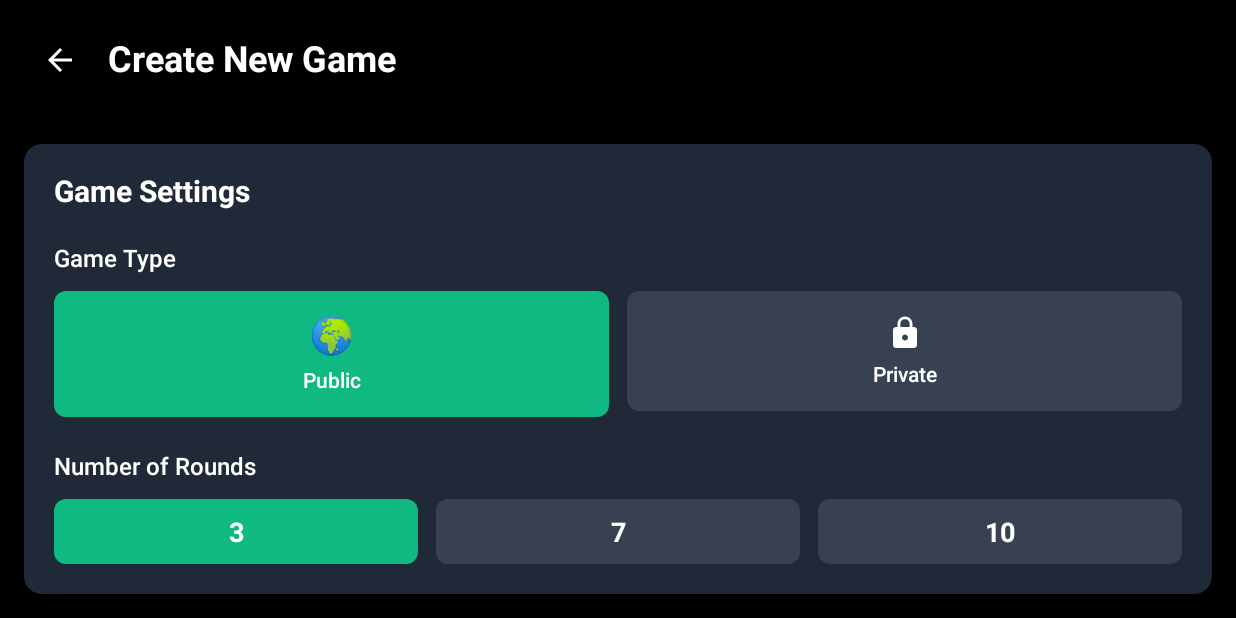
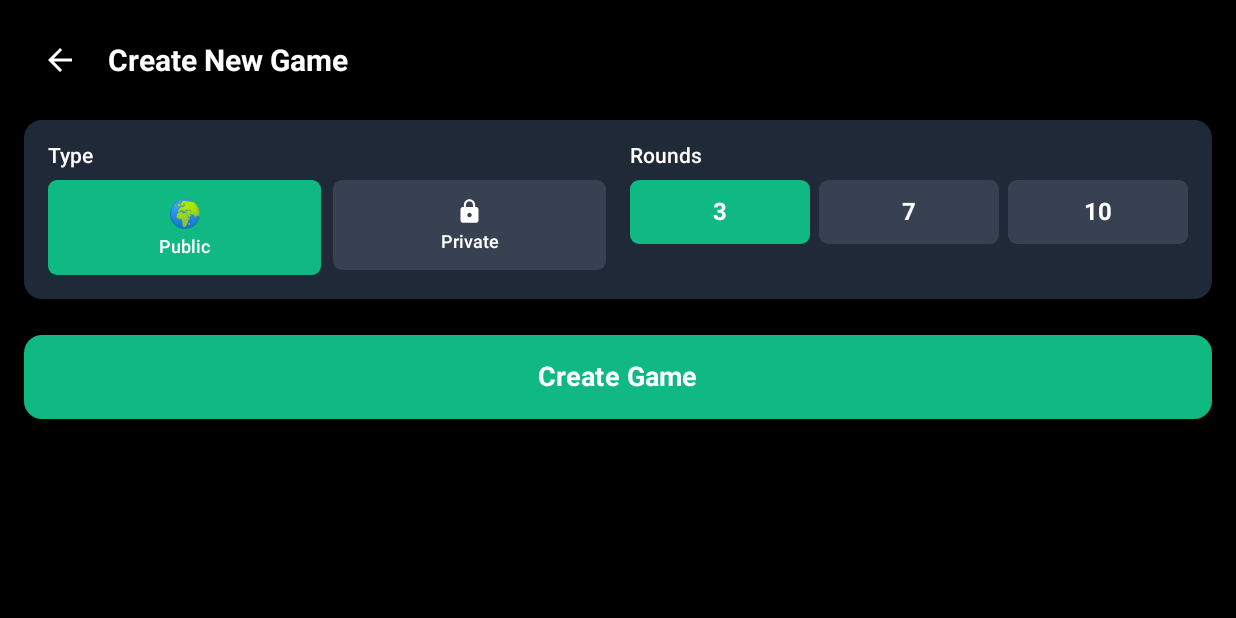
Before and after one commit to jensen2185/WordSlop, an Android app built with Jetpack Compose: the composable WordslopApp shown on its own in the app's theme, after a tap on "CREATE GAME", on a phone screen of 824 x 412 dp (held sideways). Run offline under Robolectric (Android 15) with nearby library versions, the phone set to English and light mode, and no system bars; our stand-ins replace Firebase (no records; nobody signed in at launch, a user with empty details on screens opened directly).

Commit message:
Basic babbler 4.9 fixed game lobby layouts, added emojis

```diff
--- a/app/src/main/java/com/example/babbler/ui/screens/CreateGameScreen.kt
+++ b/app/src/main/java/com/example/babbler/ui/screens/CreateGameScreen.kt
@@ -57,14 +57,14 @@ fun CreateGameScreen(
 
             Text(
                 text = "Create New Game",
-                fontSize = 24.sp,
+                fontSize = 20.sp,
                 fontWeight = FontWeight.Bold,
                 color = Color.White,
                 modifier = Modifier.padding(start = 8.dp)
             )
         }
 
-        Spacer(modifier = Modifier.height(32.dp))
+        Spacer(modifier = Modifier.height(16.dp))
 
         // Game Settings Card
         Card(
@@ -77,29 +77,29 @@ fun CreateGameScreen(
             Column(
                 modifier = Modifier
                     .fillMaxWidth()
-                    .padding(20.dp),
-                verticalArrangement = Arrangement.spacedBy(24.dp)
+                    .padding(16.dp),
+                verticalArrangement = Arrangement.spacedBy(16.dp)
+            ) {
+                // Game Type and Rounds in one row
+                Row(
+                    modifier = Modifier.fillMaxWidth(),
+                    horizontalArrangement = Arrangement.spacedBy(16.dp)
+                ) {
+                    // Game Type Selection (Left side)
+                    Column(
+                        modifier = Modifier.weight(1f)
                     ) {
                         Text(
-                    text = "Game Settings",
-                    fontSize = 20.sp,
-                    fontWeight = FontWeight.Bold,
-                    color = Color.White
-                )
-
-                // Game Type Selection
-                Column {
-                    Text(
-                        text = "Game Type",
-                        fontSize = 16.sp,
+                            text = "Type",
+                            fontSize = 14.sp,
                             fontWeight = FontWeight.Medium,
                             color = Color.White,
-                        modifier = Modifier.padding(bottom = 12.dp)
+                            modifier = Modifier.padding(bottom = 8.dp)
                         )
 
                         Row(
                             modifier = Modifier.fillMaxWidth(),
-                        horizontalArrangement = Arrangement.spacedBy(12.dp)
+                            horizontalArrangement = Arrangement.spacedBy(8.dp)
                         ) {
                             // Public Game Button
                             Card(
@@ -109,23 +109,24 @@ fun CreateGameScreen(
                                 colors = CardDefaults.cardColors(
                                     containerColor = if (isPublic) Color(0xFF10B981) else Color(0xFF374151)
                                 ),
-                            shape = RoundedCornerShape(8.dp)
+                                shape = RoundedCornerShape(6.dp)
                             ) {
                                 Column(
                                     modifier = Modifier
                                         .fillMaxWidth()
-                                    .padding(16.dp),
+                                        .padding(12.dp),
                                     horizontalAlignment = Alignment.CenterHorizontally
                                 ) {
                                     Text(
                                         text = "🌍",
-                                    fontSize = 24.sp
+                                        fontSize = 18.sp
                                     )
-                                Spacer(modifier = Modifier.height(8.dp))
+                                    Spacer(modifier = Modifier.height(4.dp))
                                     Text(
                                         text = "Public",
                                         color = Color.White,
-                                    fontWeight = FontWeight.Medium
+                                        fontWeight = FontWeight.Medium,
+                                        fontSize = 12.sp
                                     )
                                 }
                             }
@@ -138,26 +139,69 @@ fun CreateGameScreen(
                                 colors = CardDefaults.cardColors(
                                     containerColor = if (!isPublic) Color(0xFFFF9800) else Color(0xFF374151)
                                 ),
-                            shape = RoundedCornerShape(8.dp)
+                                shape = RoundedCornerShape(6.dp)
                             ) {
                                 Column(
                                     modifier = Modifier
                                         .fillMaxWidth()
-                                    .padding(16.dp),
+                                        .padding(12.dp),
                                     horizontalAlignment = Alignment.CenterHorizontally
                                 ) {
                                     Icon(
                                         Icons.Default.Lock,
                                         contentDescription = "Private",
                                         tint = Color.White,
-                                    modifier = Modifier.size(24.dp)
+                                        modifier = Modifier.size(18.dp)
                                     )
-                                Spacer(modifier = Modifier.height(8.dp))
+                                    Spacer(modifier = Modifier.height(4.dp))
                                     Text(
                                         text = "Private",
                                         color = Color.White,
-                                    fontWeight = FontWeight.Medium
+                                        fontWeight = FontWeight.Medium,
+                                        fontSize = 12.sp
                                     )
+                                }
+                            }
+                        }
+                    }
+
+                    // Number of Rounds (Right side)
+                    Column(
+                        modifier = Modifier.weight(1f)
+                    ) {
+                        Text(
+                            text = "Rounds",
+                            fontSize = 14.sp,
+                            fontWeight = FontWeight.Medium,
+                            color = Color.White,
+                            modifier = Modifier.padding(bottom = 8.dp)
+                        )
+
+                        Row(
+                            modifier = Modifier.fillMaxWidth(),
+                            horizontalArrangement = Arrangement.spacedBy(6.dp)
+                        ) {
+                            listOf(3, 7, 10).forEach { rounds ->
+                                Card(
+                                    modifier = Modifier
+                                        .weight(1f)
+                                        .clickable { numberOfRounds = rounds },
+                                    colors = CardDefaults.cardColors(
+                                        containerColor = if (numberOfRounds == rounds) Color(0xFF10B981) else Color(0xFF374151)
+                                    ),
+                                    shape = RoundedCornerShape(6.dp)
+                                ) {
+                                    Text(
+                                        text = "$rounds",
+                                        color = Color.White,
+                                        fontWeight = FontWeight.Bold,
+                                        fontSize = 16.sp,
+                                        textAlign = TextAlign.Center,
+                                        modifier = Modifier
+                                            .fillMaxWidth()
+                                            .padding(vertical = 12.dp)
+                                    )
+                                }
                             }
                         }
                     }
@@ -165,22 +209,14 @@ fun CreateGameScreen(
 
                 // Passcode for Private Games
                 if (!isPublic) {
-                    Column {
-                        Text(
-                            text = "Game Passcode",
-                            fontSize = 16.sp,
-                            fontWeight = FontWeight.Medium,
-                            color = Color.White,
-                            modifier = Modifier.padding(bottom = 8.dp)
-                        )
-
                     OutlinedTextField(
                         value = passcode,
                         onValueChange = {
                             passcode = it
                             showPasscodeError = false
                         },
-                            placeholder = { Text("Enter 4-digit passcode", color = Color.Gray) },
+                        label = { Text("4-digit passcode", color = Color.Gray) },
+                        placeholder = { Text("1234", color = Color.Gray) },
                         isError = showPasscodeError,
                         supportingText = {
                             if (showPasscodeError) {
@@ -199,58 +235,9 @@ fun CreateGameScreen(
                     )
                 }
             }
-
-                // Number of Rounds
-                Column {
-                    Text(
-                        text = "Number of Rounds",
-                        fontSize = 16.sp,
-                        fontWeight = FontWeight.Medium,
-                        color = Color.White,
-                        modifier = Modifier.padding(bottom = 12.dp)
-                    )
-
-                    Row(
-                        modifier = Modifier.fillMaxWidth(),
-                        horizontalArrangement = Arrangement.spacedBy(12.dp)
-                    ) {
-                        listOf(3, 7, 10).forEach { rounds ->
-                            Card(
-                                modifier = Modifier
-                                    .weight(1f)
-                                    .clickable { numberOfRounds = rounds },
-                                colors = CardDefaults.cardColors(
-                                    containerColor = if (numberOfRounds == rounds) Color(0xFF10B981) else Color(0xFF374151)
-                                ),
-                                shape = RoundedCornerShape(8.dp)
-                            ) {
-                                Text(
-                                    text = "$rounds",
-                                    color = Color.White,
-                                    fontWeight = FontWeight.Bold,
-                                    fontSize = 18.sp,
-                                    textAlign = TextAlign.Center,
-                                    modifier = Modifier
-                                        .fillMaxWidth()
-                                        .padding(vertical = 12.dp)
-                                )
-                            }
-                        }
-                    }
         }
 
-                // Players info (fixed at 6 for optimal voting experience)
-                Text(
-                    text = "Maximum Players: 6",
-                    fontSize = 14.sp,
-                    color = Color.Gray,
-                    textAlign = TextAlign.Center,
-                    modifier = Modifier.fillMaxWidth()
-                )
-            }
-        }
-
-        Spacer(modifier = Modifier.weight(1f))
+        Spacer(modifier = Modifier.height(24.dp))
 
         // Create Game Button
         Button(
@@ -284,7 +271,5 @@ fun CreateGameScreen(
                 color = Color.White
             )
         }
-
-        Spacer(modifier = Modifier.height(16.dp))
     }
 }
```
Also changed, not shown: app/src/main/java/com/example/babbler/ui/components/EmojiSelectionDialog.kt (added, +92 -0 lines), app/src/main/java/com/example/babbler/ui/screens/GameLobbyScreen.kt (+134 -175 lines), app/src/main/java/com/example/babbler/ui/screens/WordGameScreen.kt (+40 -3 lines). Lines whose indentation alone changed are shown as unchanged.
